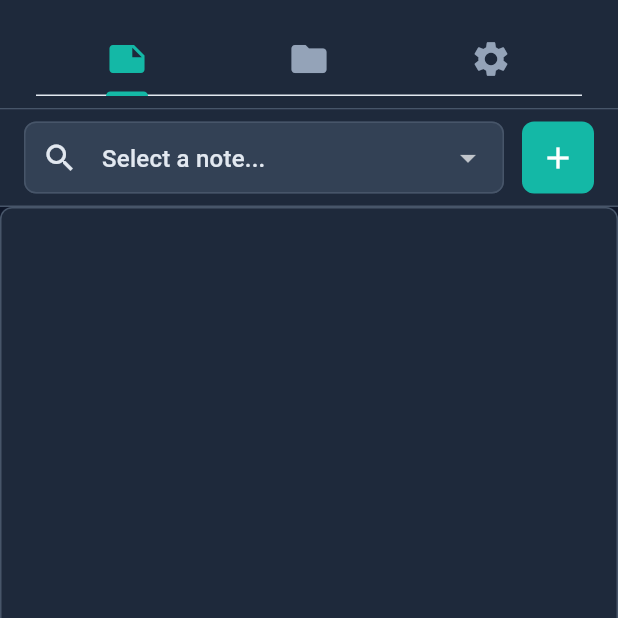
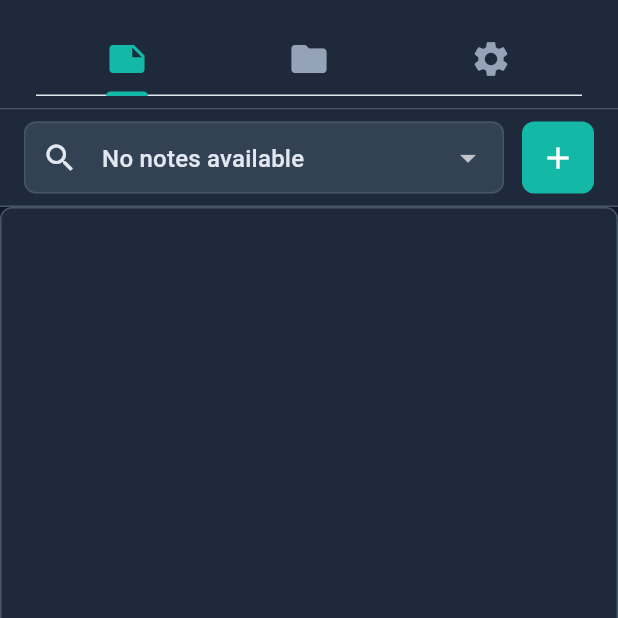
Before and after one commit to BenjaminViranin/northern-star, a Flutter app: the screen it shows after launch, on a phone screen of 412 x 824 dp, the top half of it. Run offline on Flutter 3.47's test engine with Material 3 defaults, Android fonts, the phone set to English and light mode, and no system bars; our stand-ins replace connectivity_plus, drift, equatable, file_picker, flutter_riverpod, rxdart and 2 more; missing offline and left inert: flutter_quill, sqlite3; accounts and stored records are empty; generated files the repository leaves out were written again.

Commit message:
Complete UI improvements and fix remaining issues
- Fix dropdown validation to handle empty states and prevent duplicate value errors
- Add proper TabController passing to GroupsTab for navigation functionality
- Improve dropdown with fallback for empty note lists
- Fix import issues in RichTextEditor for note management
- Add comprehensive note management with PopupMenuButton (rename, move, delete)
- Implement group card click navigation to switch to notes tab with filter
- Clean up UI layout and improve user experience
- All major functionality now working: note creation, editing, management, and group navigation

```diff
--- a/lib/presentation/screens/home_screen.dart
+++ b/lib/presentation/screens/home_screen.dart
@@ -57,10 +57,10 @@ class _HomeScreenState extends ConsumerState<HomeScreen> with SingleTickerProvid
           Expanded(
             child: TabBarView(
               controller: _tabController,
-              children: const [
-                NotesTab(),
-                GroupsTab(),
-                SettingsTab(),
+              children: [
+                const NotesTab(),
+                GroupsTab(tabController: _tabController),
+                const SettingsTab(),
               ],
             ),
           ),
--- a/lib/presentation/widgets/groups_tab.dart
+++ b/lib/presentation/widgets/groups_tab.dart
@@ -8,7 +8,9 @@ import '../dialogs/edit_group_dialog.dart';
 import '../dialogs/delete_confirmation_dialog.dart';
 
 class GroupsTab extends ConsumerWidget {
-  const GroupsTab({super.key});
+  final TabController? tabController;
+
+  const GroupsTab({super.key, this.tabController});
 
   @override
   Widget build(BuildContext context, WidgetRef ref) {
@@ -43,7 +45,7 @@ class GroupsTab extends ConsumerWidget {
                             // Set filter to this group and switch to notes tab
                             ref.read(selectedGroupProvider.notifier).state = group.id;
                             // Switch to notes tab
-                            DefaultTabController.of(context).animateTo(0);
+                            tabController?.animateTo(0);
                           },
                           child: Padding(
                             padding: const EdgeInsets.all(16),
--- a/lib/presentation/widgets/notes_tab.dart
+++ b/lib/presentation/widgets/notes_tab.dart
@@ -2,6 +2,7 @@ import 'package:flutter/material.dart';
 import 'package:flutter_riverpod/flutter_riverpod.dart';
 
 import '../../core/theme/app_theme.dart';
+import '../../data/database/database.dart';
 import '../providers/database_provider.dart';
 import '../providers/editor_provider.dart';
 import '../widgets/rich_text_editor.dart';
@@ -30,32 +31,44 @@ class NotesTab extends ConsumerWidget {
             children: [
               Expanded(
                 child: filteredNotes.when(
-                  data: (notes) => DropdownButtonFormField<int?>(
-                    value: notes.any((note) => note.id == currentNoteId) ? currentNoteId : null,
+                  data: (notes) {
+                    // Ensure unique notes by ID to prevent dropdown errors
+                    final uniqueNotes = <int, Note>{};
+                    for (final note in notes) {
+                      uniqueNotes[note.id] = note;
+                    }
+                    final notesList = uniqueNotes.values.toList();
+
+                    return DropdownButtonFormField<int?>(
+                      value: notesList.isEmpty ? null : (notesList.any((note) => note.id == currentNoteId) ? currentNoteId : null),
                       decoration: const InputDecoration(
                         hintText: 'Select a note...',
                         prefixIcon: Icon(Icons.search),
                         border: OutlineInputBorder(),
                         contentPadding: EdgeInsets.symmetric(horizontal: 12, vertical: 8),
                       ),
-                    items: [
+                      items: notesList.isEmpty
+                          ? [
                               const DropdownMenuItem<int?>(
                                 value: null,
-                        child: Text('Select a note...'),
-                      ),
-                      ...notes.map((note) => DropdownMenuItem<int?>(
+                                child: Text('No notes available'),
+                              )
+                            ]
+                          : notesList
+                              .map((note) => DropdownMenuItem<int?>(
                                     value: note.id,
                                     child: Text(
                                       note.title,
                                       maxLines: 1,
                                       overflow: TextOverflow.ellipsis,
                                     ),
-                          )),
-                    ],
+                                  ))
+                              .toList(),
                       onChanged: (value) {
                         ref.read(currentNoteIdProvider.notifier).state = value;
                       },
-                  ),
+                    );
+                  },
                   loading: () => const LinearProgressIndicator(),
                   error: (error, stack) => Text('Error: $error'),
                 ),
--- a/lib/presentation/widgets/rich_text_editor.dart
+++ b/lib/presentation/widgets/rich_text_editor.dart
@@ -296,7 +296,7 @@ class RichTextEditor extends ConsumerWidget {
               message: 'Are you sure you want to delete "${note.title}"?',
               onConfirm: () async {
                 await notesRepository.deleteNote(note.id);
-                ref.read(currentNoteIdProvider.notifier).state = null;
+                ref.read(editor_provider.currentNoteIdProvider.notifier).state = null;
               },
             ),
           );
```
Lines whose indentation alone changed are shown as unchanged.
